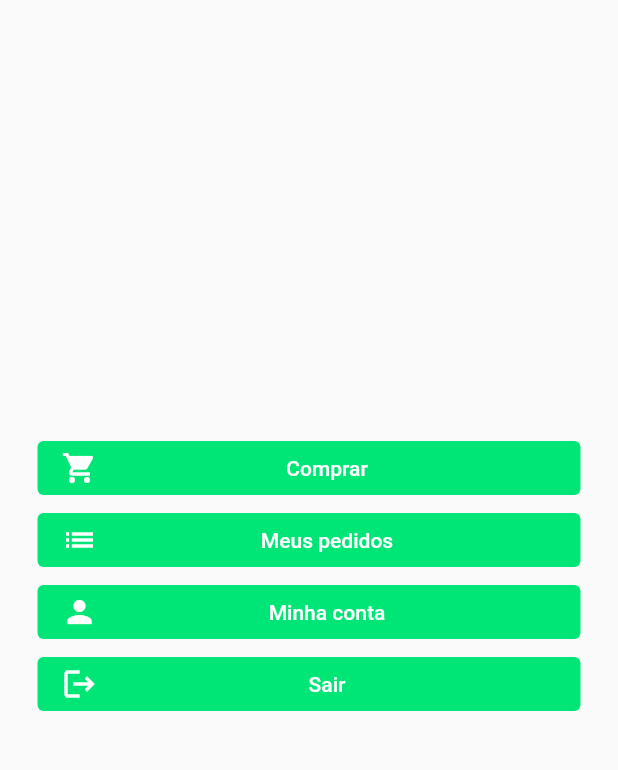
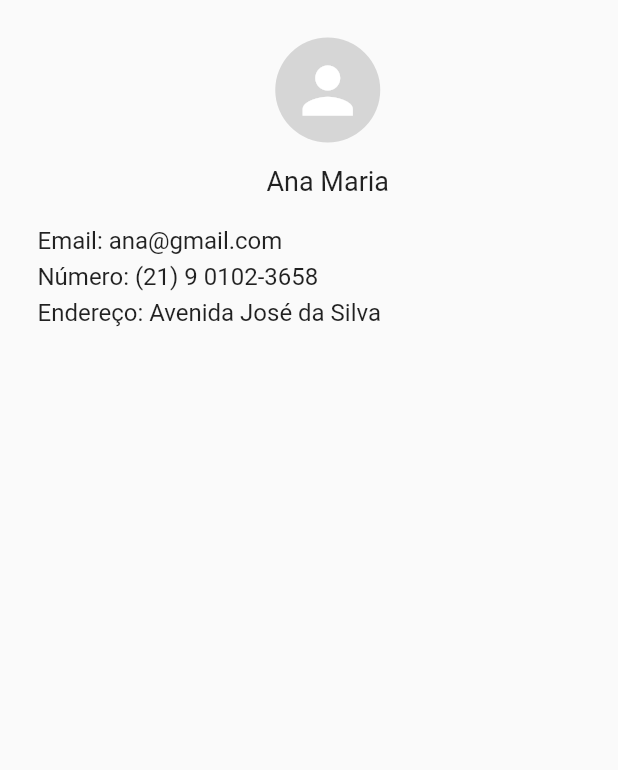
Before and after one commit to Patrick448/gsales_app, a Flutter app: the Home screen opened by its route, after a tap on "Minha conta", on a phone screen of 412 x 824 dp, the part 84-854 px from its top. Run offline on Flutter 3.47's test engine with Material 2 defaults, Android fonts, the phone set to English and light mode, and no system bars; our stand-ins replace flutter_spinkit, shared_preferences, sliding_up_panel; accounts and stored records are empty.

Commit message:
Profile page (my_account)

```diff
--- a/lib/main.dart
+++ b/lib/main.dart
@@ -4,6 +4,7 @@ import 'pages/products_list.dart';
 import 'pages/loading.dart';
 import 'pages/home.dart';
 import 'pages/login.dart';
+import 'pages/my_account.dart';
 
 void main() {
   runApp(MaterialApp(
@@ -12,7 +13,8 @@ void main() {
       '/login': (context) => Login(),
       '/home': (context) => Home(),
       '/products_list': (context) => ProductsList(),
-      '/order_history': (context) => OrdersHistory()
+      '/order_history': (context) => OrdersHistory(),
+      '/my_account': (context) => MyAccount()
     },
   ));
 }
--- a/lib/pages/loading.dart
+++ b/lib/pages/loading.dart
@@ -11,6 +11,8 @@ class Loading extends StatefulWidget {
 void checkLoggedInAndRoute(BuildContext context) async {
   GreenSalesData greenSalesData = GreenSalesData();
   final prefs = await SharedPreferences.getInstance();
+  //this line erases the session token, so that the user has to log in everytime
+  //kept for testing reasons
   prefs.remove("session-cookie");
   await greenSalesData.loadSession();
 
--- /dev/null
+++ b/lib/pages/my_account.dart
@@ -0,0 +1,62 @@
+import 'package:flutter/material.dart';
+import 'package:gsales_test/services/gsales_data.dart';
+
+class MyAccount extends StatefulWidget {
+  @override
+  _MyAccountState createState() => _MyAccountState();
+}
+
+class _MyAccountState extends State<MyAccount> {
+  @override
+  Widget build(BuildContext context) {
+    return Scaffold(
+      appBar: AppBar(
+        title: Text("Green Sales"),
+        backgroundColor: Colors.greenAccent[400],
+        centerTitle: true,
+        elevation: 0,
+      ),
+      body: Padding(
+          padding: EdgeInsets.fromLTRB(25, 25, 0, 0),
+          child: Column(
+            crossAxisAlignment: CrossAxisAlignment.stretch,
+            children: [
+              CircleAvatar(
+                backgroundColor: Colors.grey[350],
+                radius: 35,
+                child: Icon(
+                  Icons.person,
+                  color: Colors.white,
+                  size: 50,
+                ),
+              ),
+              Padding(
+                  padding: EdgeInsets.only(top: 15, bottom: 15),
+                  child: Center(
+                      child: Text(
+                    "Ana Maria",
+                    style: TextStyle(fontSize: 18),
+                  ))),
+              Padding(
+                  padding: EdgeInsets.only(top: 5),
+                  child: Text(
+                    "Email: ana@gmail.com",
+                    style: TextStyle(fontSize: 16),
+                  )),
+              Padding(
+                  padding: EdgeInsets.only(top: 5),
+                  child: Text(
+                    "Número: (21) 9 0102-3658",
+                    style: TextStyle(fontSize: 16),
+                  )),
+              Padding(
+                  padding: EdgeInsets.only(top: 5),
+                  child: Text(
+                    "Endereço: Avenida José da Silva",
+                    style: TextStyle(fontSize: 16),
+                  )),
+            ],
+          )),
+    );
+  }
+}
--- a/lib/pages/products_list.dart
+++ b/lib/pages/products_list.dart
@@ -183,7 +183,7 @@ class _ProductsListState extends State<ProductsList> {
                           ],
                         ))
                 ]),
-                maxHeight: 500.0,
+                maxHeight: MediaQuery.of(context).size.height * 0.7,
                 minHeight: 50.0,
                 controller: panelController,
                 backdropEnabled: true,
```
Also changed, not shown: lib/pages/home.dart (+12 -5 lines), lib/pages/login.dart (+19 -4 lines), lib/services/gsales_data.dart (+21 -15 lines).
